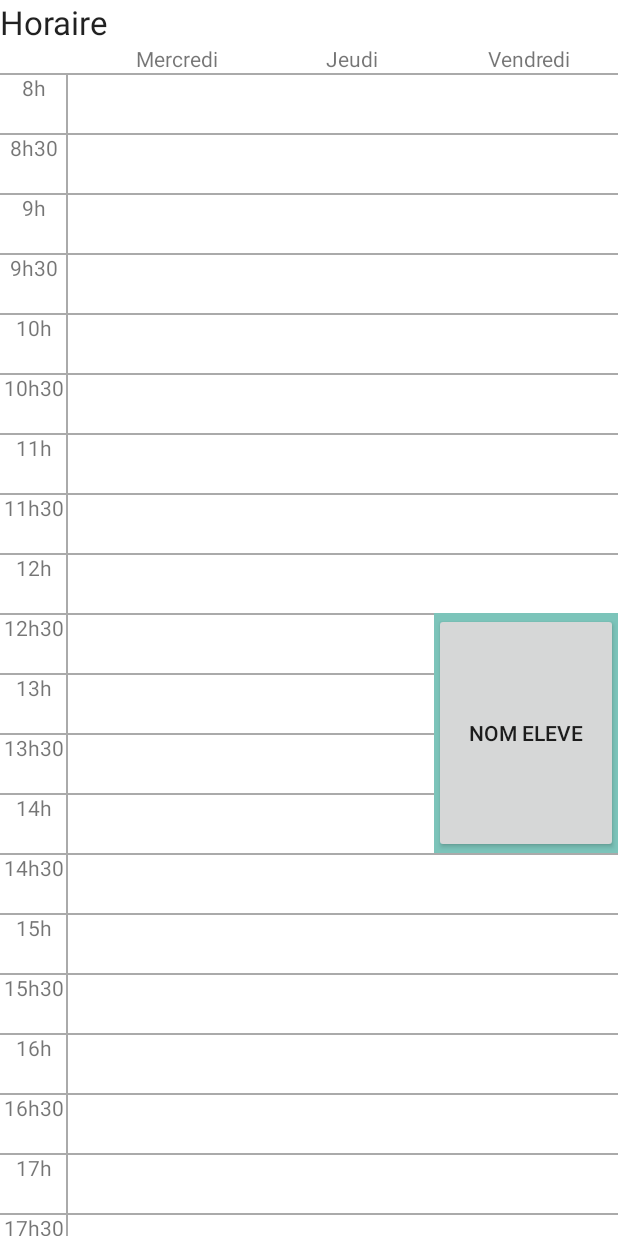
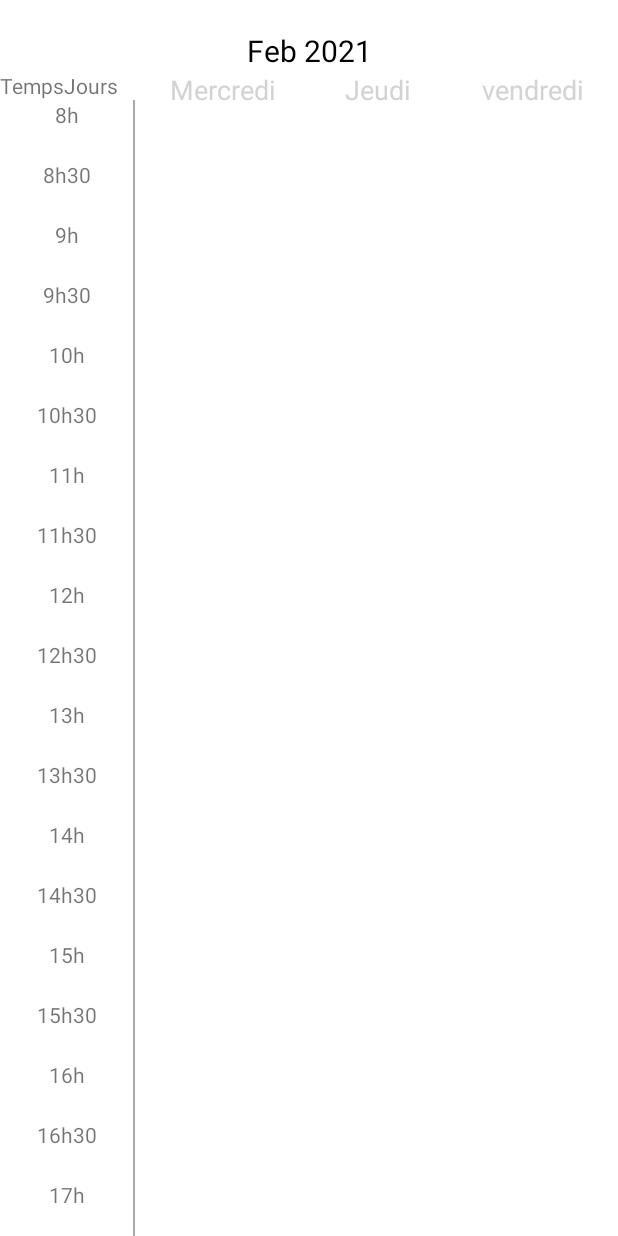
Before and after one commit to SSuy-tech/Mobile_partie2, an Android app: the CalendarActivity screen opened directly, with no data from a screen before it, on a phone screen of 412 x 824 dp. Run offline under Robolectric (Android 15) with nearby library versions, the phone set to English and light mode, and no system bars; 2 statements that could not run were skipped.

Commit message:
creation d'un calendrier sans librarie apres que Jonas a arreter de marcher

```diff
--- a/app/build.gradle
+++ b/app/build.gradle
@@ -32,7 +32,7 @@ android {
 }
 
 dependencies {
-
+    implementation 'com.github.vipulasri:timelineview:1.0.5'
     implementation 'androidx.appcompat:appcompat:1.3.1'
     implementation 'com.google.android.material:material:1.4.0'
     implementation 'androidx.constraintlayout:constraintlayout:2.1.1'
--- a/app/src/main/java/ca/qc/bdeb/c5gm/planistage/CalendarActivity.java
+++ b/app/src/main/java/ca/qc/bdeb/c5gm/planistage/CalendarActivity.java
@@ -1,16 +1,64 @@
 package ca.qc.bdeb.c5gm.planistage;
-
 import android.app.Activity;
 import android.content.Intent;
 import android.os.Bundle;
 import android.view.View;
+import android.widget.Button;
+import android.widget.CalendarView;
+import android.widget.ListView;
+import android.widget.TextView;
+
+
+import java.util.ArrayList;
+import java.util.Calendar;
+
+import ca.qc.bdeb.c5gm.planistage.data.Stage;
+import ca.qc.bdeb.c5gm.planistage.data.StageDB;
+
 
 public class CalendarActivity extends Activity {
 
+    private TextView monthDayText;
+    private TextView dayOfWeekTV;
+    private ListView hourListView;
+    private StageDB DB;
+    private ArrayList<Stage> Stages;
+    private boolean [][] meetingTimes;
+    private boolean [][] dispo;
+
     protected void onCreate(Bundle savedInstanceState) {
         super.onCreate(savedInstanceState);
-        setContentView(R.layout.activity_schedule);
+        setContentView(R.layout.activity_horaire);
+        //10heures * 4 quart de session de 15 minutes 40
+        meetingTimes=new boolean[3][40];
+        initWidgets();
+        DB.getInstance(this);
+        Stages=DB.getTousLesStages();
+        for (int i = 0; i < Stages.size(); i++) {
+            addmeetings(Stages.get(i));
+        }
+    }
+    private void initWidgets()
+    {
+        monthDayText = findViewById(R.id.monthDayText);
+        dayOfWeekTV = findViewById(R.id.dayOfWeekTV);
+        hourListView = findViewById(R.id.hourListView);
+    }
+    public void addmeetings(Stage S){
+        dispo=S.getJourdeDispoTuteur();
 
+        //Pour le jour
+        for (int j = 0; j < dispo.length; j++) {
+            //Pour le temps de la journee
+            for (int i = 0; i < meetingTimes[0].length; i++) {
+                if(dispo[j][0]||dispo[j][1]){
+                    //trouve un disponibilité
+                    for (int x = 0; x < S.getVisite()/4; x++) {
+                        if(meetingTimes[j][])
+                    }
+                }
+            }
+        }
 
     }
 
--- a/app/src/main/java/ca/qc/bdeb/c5gm/planistage/EditStage.java
+++ b/app/src/main/java/ca/qc/bdeb/c5gm/planistage/EditStage.java
@@ -290,21 +290,21 @@ public class EditStage extends AppCompatActivity {
         if(once.isChecked()){
             twice.setChecked(false);
             thrice.setChecked(false);
-            visite=1;
+            visite=30;
         }
     }
     public void checkboxSwitcher2(View view){
         if(twice.isChecked()){
             once.setChecked(false);
             thrice.setChecked(false);
-            visite=2;
+            visite=45;
         }
     }
     public void checkboxSwitcher3(View view){
         if(thrice.isChecked()){
             once.setChecked(false);
             twice.setChecked(false);
-            visite=3;
+            visite=60;
         }
     }
 }
--- /dev/null
+++ b/app/src/main/res/layout/activity_horaire.xml
@@ -0,0 +1,280 @@
+<?xml version="1.0" encoding="utf-8"?>
+<LinearLayout
+    xmlns:android="http://schemas.android.com/apk/res/android"
+    xmlns:app="http://schemas.android.com/apk/res-auto"
+    xmlns:tools="http://schemas.android.com/tools"
+    android:orientation="vertical"
+    android:layout_width="match_parent"
+    android:layout_height="match_parent">
+
+        <LinearLayout
+            android:layout_width="match_parent"
+            android:layout_height="wrap_content"
+            android:orientation="horizontal"
+            android:layout_marginTop="20dp">
+
+                <TextView
+                    android:id="@+id/monthDayText"
+                    android:layout_width="0dp"
+                    android:layout_weight="2"
+                    android:layout_height="wrap_content"
+                    android:text="Feb 2021"
+                    android:textSize="20sp"
+                    android:textAlignment="center"
+                    android:textColor="@color/black"/>
+
+        </LinearLayout>
+
+        <LinearLayout
+            android:layout_width="match_parent"
+            android:layout_height="match_parent"
+            android:orientation="horizontal">
+
+                <LinearLayout
+                    android:layout_width="44dp"
+                    android:layout_height="match_parent"
+                    android:layout_weight="1"
+                    android:orientation="vertical">
+
+                        <TextView
+                            android:id="@+id/textView7"
+                            android:layout_width="match_parent"
+                            android:layout_height="wrap_content"
+                            android:autoSizeMaxTextSize="18px"
+                            android:text="Temps\Jours" />
+
+                        <RelativeLayout
+                            android:id="@+id/layoutTemps"
+                            android:layout_width="match_parent"
+                            android:layout_height="match_parent"
+                            android:layout_weight="1"
+                            android:padding="0dp">
+
+                                <View
+                                    android:layout_width="1dp"
+                                    android:layout_height="fill_parent"
+                                    android:layout_alignParentRight="true"
+                                    android:background="#aaa" />
+
+                                <TextView
+                                    android:id="@+id/heure8"
+                                    android:layout_width="match_parent"
+                                    android:layout_height="wrap_content"
+                                    android:layout_marginTop="0dp"
+                                    android:gravity="center"
+                                    android:text="8h" />
+
+                                <TextView
+                                    android:id="@+id/heure830"
+                                    android:layout_width="match_parent"
+                                    android:layout_height="wrap_content"
+                                    android:layout_marginTop="40dp"
+                                    android:gravity="center"
+                                    android:text="8h30" />
+
+                                <TextView
+                                    android:id="@+id/heure9"
+                                    android:layout_width="match_parent"
+                                    android:layout_height="wrap_content"
+                                    android:layout_marginTop="80dp"
+                                    android:gravity="center"
+                                    android:text="9h" />
+
+                                <TextView
+                                    android:id="@+id/heure930"
+                                    android:layout_width="match_parent"
+                                    android:layout_height="wrap_content"
+                                    android:layout_marginTop="120dp"
+                                    android:gravity="center"
+                                    android:text="9h30" />
+
+                                <TextView
+                                    android:id="@+id/heure10"
+                                    android:layout_width="match_parent"
+                                    android:layout_height="wrap_content"
+                                    android:layout_marginTop="160dp"
+                                    android:gravity="center"
+                                    android:text="10h" />
+
+                                <TextView
+                                    android:id="@+id/heure1030"
+                                    android:layout_width="match_parent"
+                                    android:layout_height="wrap_content"
+                                    android:layout_marginTop="200dp"
+                                    android:gravity="center"
+                                    android:text="10h30" />
+
+                                <TextView
+                                    android:id="@+id/heure11"
+                                    android:layout_width="match_parent"
+                                    android:layout_height="wrap_content"
+                                    android:layout_marginTop="240dp"
+                                    android:gravity="center"
+                                    android:text="11h" />
+
+                                <TextView
+                                    android:id="@+id/heure1130"
+                                    android:layout_width="match_parent"
+                                    android:layout_height="wrap_content"
+                                    android:layout_marginTop="280dp"
+                                    android:gravity="center"
+                                    android:text="11h30" />
+
+                                <TextView
+                                    android:id="@+id/heure12"
+                                    android:layout_width="match_parent"
+                                    android:layout_height="wrap_content"
+                                    android:layout_marginTop="320dp"
+                                    android:gravity="center"
+                                    android:text="12h" />
+
+                                <TextView
+                                    android:id="@+id/heure1230"
+                                    android:layout_width="match_parent"
+                                    android:layout_height="wrap_content"
+                                    android:layout_marginTop="360dp"
+                                    android:gravity="center"
+                                    android:text="12h30" />
+
+                                <TextView
+                                    android:id="@+id/heure13"
+                                    android:layout_width="match_parent"
+                                    android:layout_height="wrap_content"
+                                    android:layout_marginTop="400dp"
+                                    android:gravity="center"
+                                    android:text="13h" />
+
+                                <TextView
+                                    android:id="@+id/heure1330"
+                                    android:layout_width="match_parent"
+                                    android:layout_height="wrap_content"
+                                    android:layout_marginTop="440dp"
+                                    android:gravity="center"
+                                    android:text="13h30" />
+
+                                <TextView
+                                    android:id="@+id/heure14"
+                                    android:layout_width="match_parent"
+                                    android:layout_height="wrap_content"
+                                    android:layout_marginTop="480dp"
+                                    android:gravity="center"
+                                    android:text="14h" />
+
+                                <TextView
+                                    android:id="@+id/heure1430"
+                                    android:layout_width="match_parent"
+                                    android:layout_height="wrap_content"
+                                    android:layout_marginTop="520dp"
+                                    android:gravity="center"
+                                    android:text="14h30" />
+
+                                <TextView
+                                    android:id="@+id/heure15"
+                                    android:layout_width="match_parent"
+                                    android:layout_height="wrap_content"
+                                    android:layout_marginTop="560dp"
+                                    android:gravity="center"
+                                    android:text="15h" />
+
+                                <TextView
+                                    android:id="@+id/heure1530"
+                                    android:layout_width="match_parent"
+                                    android:layout_height="wrap_content"
+                                    android:layout_marginTop="600dp"
+                                    android:gravity="center"
+                                    android:text="15h30" />
+
+                                <TextView
+                                    android:id="@+id/heure16"
+                                    android:layout_width="match_parent"
+                                    android:layout_height="wrap_content"
+                                    android:layout_marginTop="640dp"
+                                    android:gravity="center"
+                                    android:text="16h" />
+
+                                <TextView
+                                    android:id="@+id/heure1630"
+                                    android:layout_width="match_parent"
+                                    android:layout_height="wrap_content"
+                                    android:layout_marginTop="680dp"
+                                    android:gravity="center"
+                                    android:text="16h30" />
+
+                                <TextView
+                                    android:id="@+id/heure17"
+                                    android:layout_width="match_parent"
+                                    android:layout_height="wrap_content"
+                                    android:layout_marginTop="720dp"
+                                    android:gravity="center"
+                                    android:text="17h" />
+
+                                <TextView
+                                    android:id="@+id/heure1730"
+                                    android:layout_width="match_parent"
+                                    android:layout_height="wrap_content"
+                                    android:layout_marginTop="760dp"
+                                    android:gravity="center"
+                                    android:text="17h30" />
+
+                                <TextView
+                                    android:id="@+id/heure18"
+                                    android:layout_width="match_parent"
+                                    android:layout_height="wrap_content"
+                                    android:layout_marginTop="800dp"
+                                    android:gravity="center"
+                                    android:text="18h" />
+                        </RelativeLayout>
+                </LinearLayout>
+
+                <TextView
+                    android:id="@+id/dayOfWeekTV2"
+                    android:layout_width="wrap_content"
+                    android:layout_height="wrap_content"
+                    android:layout_marginBottom="20dp"
+                    android:layout_weight="1"
+                    android:text="Mercredi"
+                    android:textAlignment="center"
+                    android:textColor="#d3d3d3"
+                    android:textSize="18sp" />
+
+                <TextView
+                    android:id="@+id/dayOfWeekTV"
+                    android:layout_width="wrap_content"
+                    android:layout_height="wrap_content"
+                    android:layout_marginBottom="20dp"
+                    android:layout_weight="1"
+                    android:text="Jeudi"
+                    android:textAlignment="center"
+                    android:textColor="#d3d3d3"
+                    android:textSize="18sp" />
+
+                <TextView
+                    android:id="@+id/dayOfWeekTV3"
+                    android:layout_width="wrap_content"
+                    android:layout_height="wrap_content"
+                    android:layout_marginBottom="20dp"
+                    android:layout_weight="1"
+                    android:text="vendredi"
+                    android:textAlignment="center"
+                    android:textColor="#d3d3d3"
+                    android:textSize="18sp" />
+        </LinearLayout>
+
+        <Button
+            android:layout_width="wrap_content"
+            android:layout_height="wrap_content"
+            android:text="New Event"
+            android:textColor="#0000FF"
+            android:background="@null"
+            android:textStyle="bold"
+            android:onClick="newEventAction"
+            android:layout_gravity="center"
+            android:textSize="20sp"/>
+
+        <ListView
+            android:id="@+id/hourListView"
+            android:layout_width="match_parent"
+            android:layout_height="0dp"
+            android:layout_weight="5"/>
+
+</LinearLayout>
--- a/app/src/main/res/values/colors.xml
+++ b/app/src/main/res/values/colors.xml
@@ -7,4 +7,5 @@
     <color name="teal_700">#FF018786</color>
     <color name="black">#FF000000</color>
     <color name="white">#FFFFFFFF</color>
+
 </resources>
--- a/app/src/main/res/values/strings.xml
+++ b/app/src/main/res/values/strings.xml
@@ -12,9 +12,9 @@
     <string name="HoraireStage">Horaire de Stage</string>
     <string name="HoraireDiner">Horaire de Diner</string>
     <string name="frequenceVisites">Fréquences des visites (par semaine)</string>
-    <string name="once">1 fois</string>
-    <string name="twice">2 fois</string>
-    <string name="thrice">3 fois</string>
+    <string name="once">30 Minutes</string>
+    <string name="twice">45 minutes</string>
+    <string name="thrice">1 heure</string>
     <string name="dispo">Disponibilités du tuteur de stage</string>
     <string name="merAM">Mercredi AM</string>
     <string name="merPM">Mercredi PM</string>
--- a/build.gradle
+++ b/build.gradle
@@ -1,6 +1,7 @@
 // Top-level build file where you can add configuration options common to all sub-projects/modules.
 buildscript {
     repositories {
+        maven { url 'https://jitpack.io' }
         google()
         mavenCentral()
     }
```
